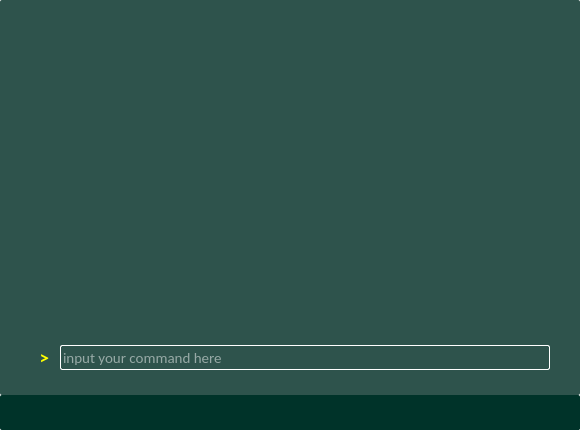
Old version of the form Qt/TaskyDesign1/taskydesign.ui in the repository akkudub/Tasky.
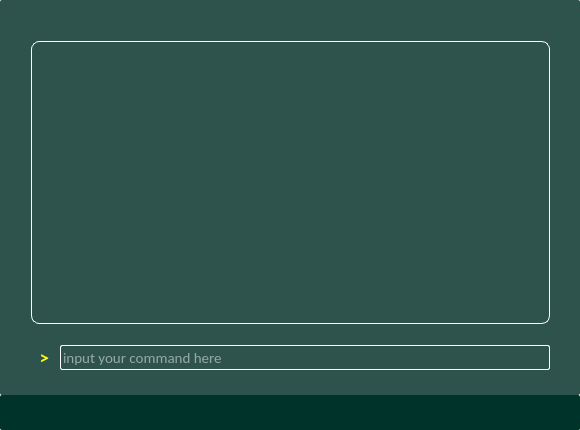
New version of the form. Icons and pictures are not drawn.

```diff
--- a/Qt/TaskyDesign1/taskydesign.ui
+++ b/Qt/TaskyDesign1/taskydesign.ui
@@ -91,9 +91,9 @@
         <string notr="true">QTextEdit#DisplayPanel{
 background-color: #2E534C;
 color: #FFFFFF;
-box-shadow: 2px 2px 2px 2px #FFFFFF;
-border-radius: 7px;
-padding: 10px 5px 18px 0px;
+border: 1px solid  #FFFFFF;
+border-radius: 8px;
+padding: 10px 10px 18px 5px;
 }
 QTextEdit#DisplatPanel:hover{
 background-color: black;
```
Left out of the diff: 22 changed lines with no effect on the pictures.
